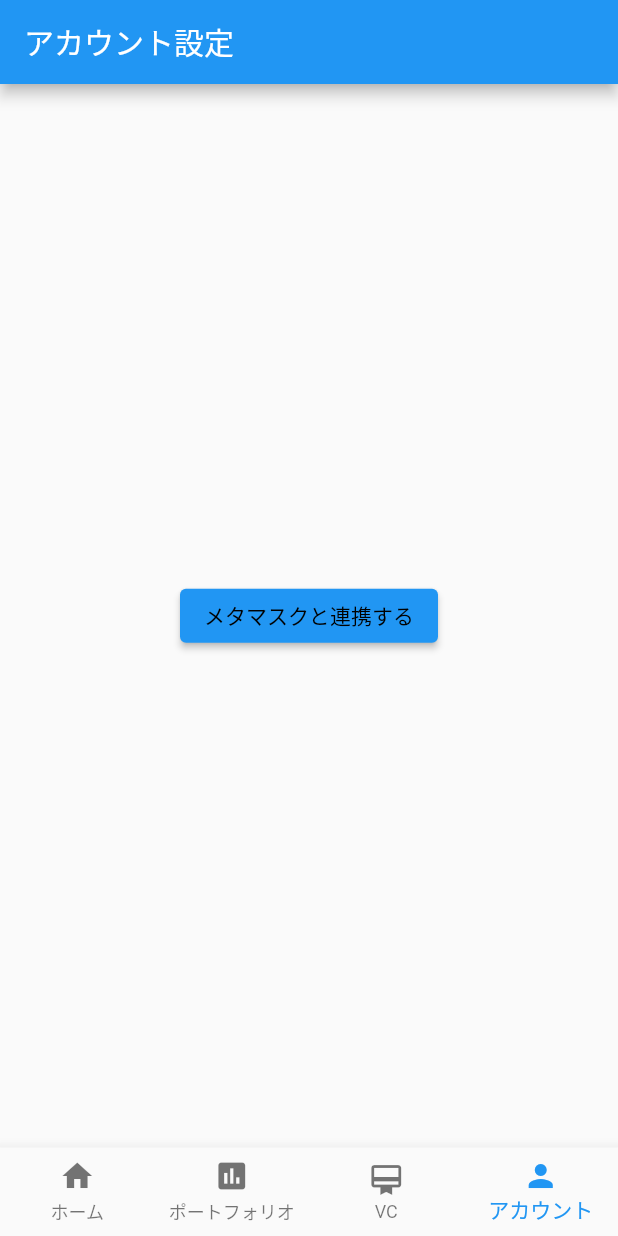
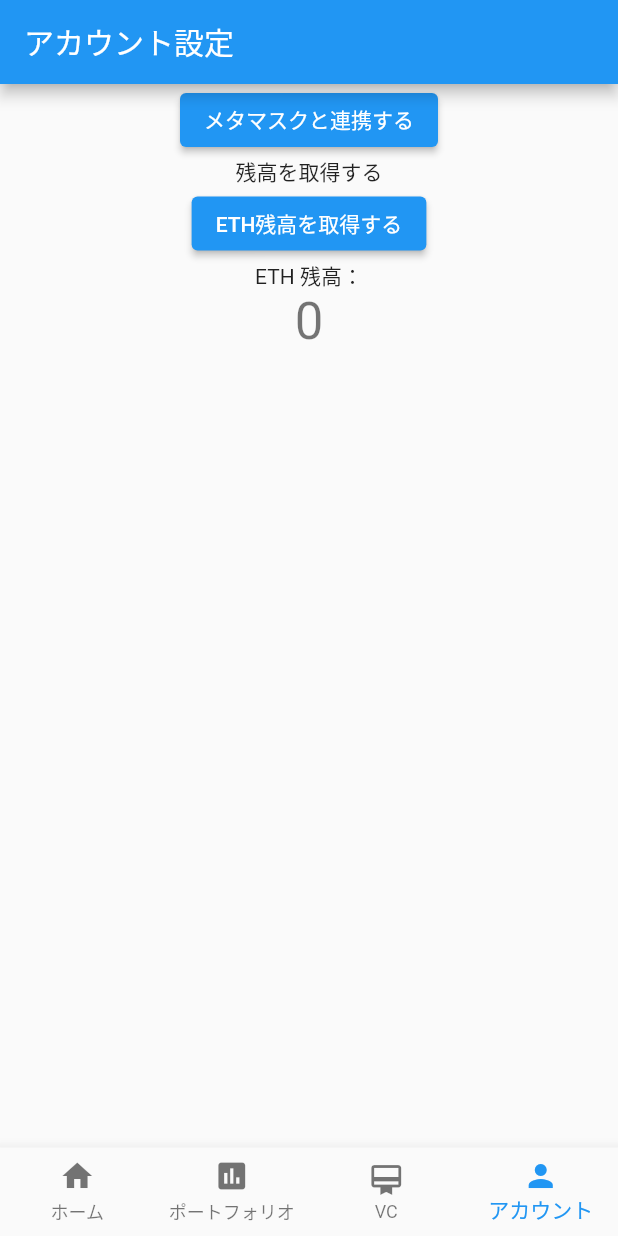
Before and after one commit to atakedemo/hardware_nfc_wallet_, a Flutter app: the screen it shows after launch, item 4 of the bottom bar chosen, after a tap on "メタマスクと連携する", on a phone screen of 412 x 824 dp. Run offline on Flutter 3.47's test engine with Material 2 defaults, Android fonts, the phone set to English and light mode, and no system bars; missing offline and left inert: nfc_manager, walletconnect_dart, web3dart.

Commit message:
マイナンバー読み取りの追加

```diff
--- a/lib/src/pages/home.dart
+++ b/lib/src/pages/home.dart
@@ -1,7 +1,33 @@
+import 'dart:io';
+import 'dart:async';
+import 'dart:typed_data';
 import 'package:flutter/material.dart';
+import 'package:nfc_manager/nfc_manager.dart';
+import 'package:nfc_manager/platform_tags.dart';
 
 class HomeScreen extends StatelessWidget {
   const HomeScreen({Key? key}) : super(key: key);
+
+  void readNFC() async {
+    print('Home is here');
+    await NfcManager.instance.startSession(
+      alertMessage: "ICカードをかざしてください",
+      onDiscovered: (NfcTag tag) async {
+        try {
+          final card = Iso7816.from(tag);
+          if (card == null) {
+            throw Exception("未サポートのICカードです");
+          }
+          // TODO: この辺で履歴とか読み取る
+        } catch (e, st) {
+          print(e);
+          print(st);
+          NfcManager.instance.stopSession(errorMessage: "読み取りに失敗しました");
+        }
+        NfcManager.instance.stopSession(alertMessage: "読み取り成功しました");
+      },
+    );
+  }
 
   @override
   Widget build(BuildContext context) {
@@ -9,8 +35,29 @@ class HomeScreen extends StatelessWidget {
       appBar: AppBar(
         title: const Text('ホーム'),
       ),
-      body:
+      body:Column(children: [
           const Center(child: Text('ホーム画面', style: TextStyle(fontSize: 32.0))),
+          const Center(child: Text('NFC読み取り', style: TextStyle(fontSize: 32.0))),
+          Center(
+          child: SingleChildScrollView(
+            child: ElevatedButton(
+              onPressed: () => readNFC(),
+              child: const Text("Touch NFC"),
+              style: ElevatedButton.styleFrom(
+                onPrimary: Colors.white,
+              ),
+            ),
+          ),
+        ),
+      ]),
+      /*
+      floatingActionButton: FloatingActionButton(
+        onPressed: () {
+          readNFC();
+        },
+        tooltip: 'Increment',
+        child: const Icon(Icons.add),
+      ),*/
     );
   }
 }
--- a/lib/src/pages/login_page.dart
+++ b/lib/src/pages/login_page.dart
@@ -1,6 +1,8 @@
 import 'package:flutter/material.dart';
 import 'package:url_launcher/url_launcher.dart';
 import 'package:walletconnect_dart/walletconnect_dart.dart';
+import 'package:http/http.dart';
+import 'package:web3dart/web3dart.dart';
 
 class LoginPage extends StatefulWidget {
   const LoginPage({Key? key}) : super(key: key);
@@ -12,6 +14,7 @@ class LoginPage extends StatefulWidget {
 class _LoginPageState extends State<LoginPage> {
   late SessionStatus _session;
   late Uri _uri;
+  num _balance = 0;
 
   // connector を作成する関数
   WalletConnect createConnector() {
@@ -20,10 +23,24 @@ class _LoginPageState extends State<LoginPage> {
       clientMeta: const PeerMeta(
         name: 'create_to_Metamask_App',
         description: 'アプリの説明文です',
-            url: 'https://yamawo.info',
+        url: 'https://bamb00.info',
         icons: [
           'https://files.gitbook.com/v0/b/gitbook-legacy-files/o/spaces%2F-LJJeCjcLrr53DcT1Ml7%2Favatar.png?alt=media'
-            ]));
+        ]
+      )
+    );
+  }
+
+  void getBalance(String address) async {
+    var apiUrl = "https://eth-mainnet.g.alchemy.com/v2/r6zSubRCOAPzLimDRt_R0MzIOx7EVsEm";
+    var httpClient = new Client();
+    var ethClient = new Web3Client(apiUrl, httpClient);
+
+    EthereumAddress addr = EthereumAddress.fromHex(address);
+    EtherAmount balance = await ethClient.getBalance(addr);
+    print(addr);
+    print(balance);
+    _balance = await balance.getValueInUnit(EtherUnit.ether);
   }
 
   // ボタンが押された際に発火させる、walletConnect との session を確立する関数
@@ -46,6 +63,11 @@ class _LoginPageState extends State<LoginPage> {
       } catch (e) {
         print(e);
       }
+    } else {
+      // sessionに対して処理を設置する
+      connector.on('connect', (session) => print(session));
+      connector.on('session_update', (payload) => print(payload));
+      connector.on('disconnect', (session) => print(session));
     }
   }
 
@@ -55,17 +77,37 @@ class _LoginPageState extends State<LoginPage> {
       appBar: AppBar(
         title: const Text('アカウント設定'),
       ),
-      body: Center(
+      body: Column(children: [
+        Center(
           child: SingleChildScrollView(
             child: ElevatedButton(
               onPressed: () => connectToMetamask(),
               child: const Text("メタマスクと連携する"),
               style: ElevatedButton.styleFrom(
-              onPrimary: Colors.black,
+                onPrimary: Colors.white,
               ),
             ),
           ),
         ),
+        Text('残高を取得する'),
+        Center(
+          child: SingleChildScrollView(
+            child: ElevatedButton(
+              onPressed: () => getBalance("0xd8da6bf26964af9d7eed9e03e53415d37aa96045"),
+              child: const Text("ETH残高を取得する"),
+              style: ElevatedButton.styleFrom(
+                onPrimary: Colors.white,
+              ),
+            ),
+          ),
+        ),
+        Text('ETH 残高：'),
+        Text(
+          '$_balance',
+          style: Theme.of(context).textTheme.headline4,
+        ),
+      ])
+
     );
   }
 }
--- a/pubspec.yaml
+++ b/pubspec.yaml
@@ -38,6 +38,8 @@ dependencies:
   cupertino_icons: ^1.0.2
   url_launcher: ^6.1.0
   walletconnect_dart: ^0.0.11
+  web3dart: ^2.3.3
+  nfc_manager: ^3.2.0
 
 dev_dependencies:
   flutter_test:
```
Also changed, not shown: 5 other files. Lines whose indentation alone changed are shown as unchanged.
